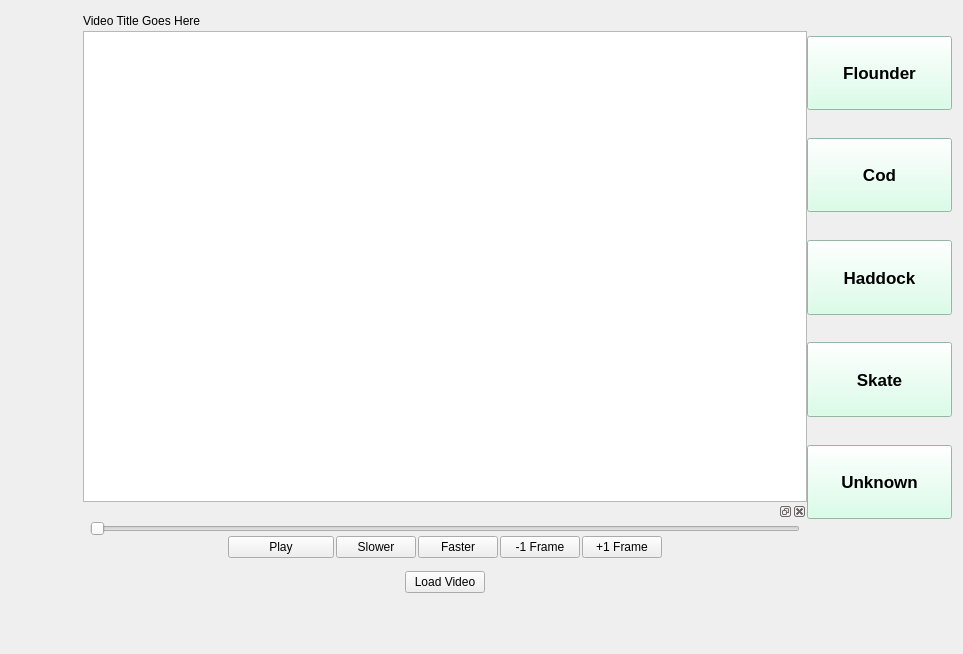
cvisionai/Tator-Native, file FishGUI/mainwindow.ui: the form before one commit.
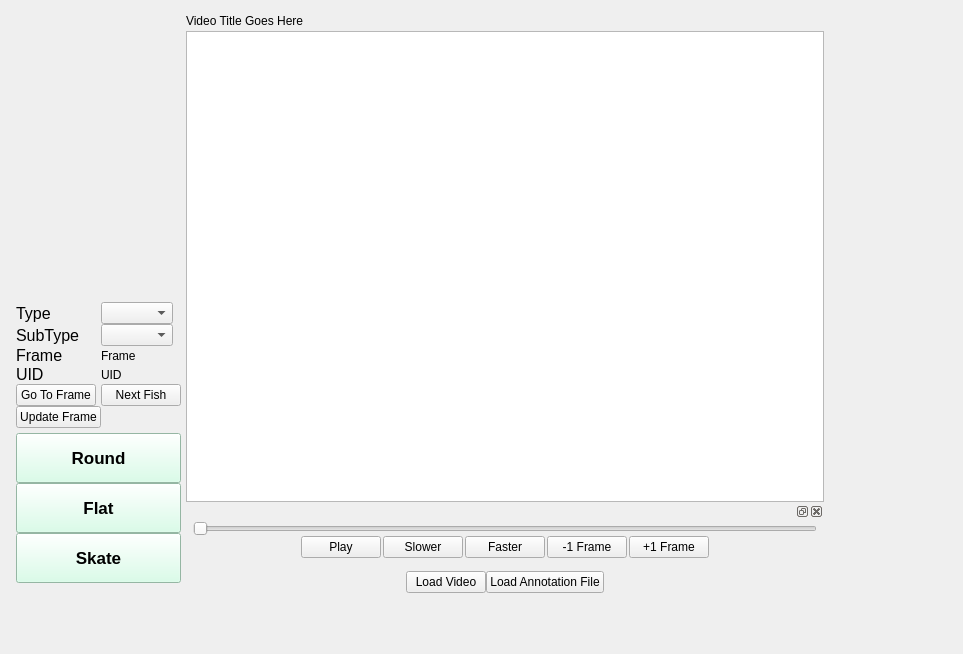
The form after the commit.

Commit message: Added the layout to see fish details, and redid top level buttons

```diff
--- a/FishGUI/mainwindow.ui
+++ b/FishGUI/mainwindow.ui
@@ -23,7 +23,7 @@
       <number>0</number>
      </property>
      <item>
-      <layout class="QVBoxLayout" name="verticalLayout_4">
+      <layout class="QVBoxLayout" name="verticalLayout_4" stretch="1,0,0,0,0">
        <item>
         <spacer name="verticalSpacer_7">
          <property name="orientation">
@@ -32,11 +32,268 @@
          <property name="sizeHint" stdset="0">
           <size>
            <width>20</width>
-           <height>40</height>
+           <height>50</height>
           </size>
          </property>
         </spacer>
        </item>
+       <item>
+        <layout class="QFormLayout" name="formLayout">
+         <property name="fieldGrowthPolicy">
+          <enum>QFormLayout::ExpandingFieldsGrow</enum>
+         </property>
+         <property name="labelAlignment">
+          <set>Qt::AlignLeading|Qt::AlignLeft|Qt::AlignVCenter</set>
+         </property>
+         <property name="margin">
+          <number>5</number>
+         </property>
+         <item row="0" column="1">
+          <widget class="QComboBox" name="typeMenu">
+           <property name="focusPolicy">
+            <enum>Qt::NoFocus</enum>
+           </property>
+          </widget>
+         </item>
+         <item row="1" column="0">
+          <widget class="QLabel" name="subTypeLabel">
+           <property name="font">
+            <font>
+             <pointsize>12</pointsize>
+            </font>
+           </property>
+           <property name="text">
+            <string>SubType</string>
+           </property>
+          </widget>
+         </item>
+         <item row="1" column="1">
+          <widget class="QComboBox" name="subTypeMenu">
+           <property name="focusPolicy">
+            <enum>Qt::NoFocus</enum>
+           </property>
+          </widget>
+         </item>
+         <item row="2" column="0">
+          <widget class="QLabel" name="label_2">
+           <property name="font">
+            <font>
+             <pointsize>12</pointsize>
+            </font>
+           </property>
+           <property name="text">
+            <string>Frame     </string>
+           </property>
+          </widget>
+         </item>
+         <item row="2" column="1">
+          <widget class="QLabel" name="label">
+           <property name="text">
+            <string>Frame</string>
+           </property>
+          </widget>
+         </item>
+         <item row="3" column="0">
+          <widget class="QLabel" name="label_3">
+           <property name="font">
+            <font>
+             <pointsize>12</pointsize>
+            </font>
+           </property>
+           <property name="text">
+            <string>UID        </string>
+           </property>
+          </widget>
+         </item>
+         <item row="3" column="1">
+          <widget class="QLabel" name="label_4">
+           <property name="text">
+            <string>UID</string>
+           </property>
+          </widget>
+         </item>
+         <item row="0" column="0">
+          <widget class="QLabel" name="typeLabel">
+           <property name="font">
+            <font>
+             <pointsize>12</pointsize>
+            </font>
+           </property>
+           <property name="layoutDirection">
+            <enum>Qt::LeftToRight</enum>
+           </property>
+           <property name="autoFillBackground">
+            <bool>false</bool>
+           </property>
+           <property name="text">
+            <string>Type       </string>
+           </property>
+          </widget>
+         </item>
+         <item row="4" column="0">
+          <widget class="QPushButton" name="goToFrame">
+           <property name="focusPolicy">
+            <enum>Qt::NoFocus</enum>
+           </property>
+           <property name="text">
+            <string>Go To Frame</string>
+           </property>
+          </widget>
+         </item>
+         <item row="4" column="1">
+          <widget class="QPushButton" name="nextFish">
+           <property name="focusPolicy">
+            <enum>Qt::NoFocus</enum>
+           </property>
+           <property name="text">
+            <string>Next Fish</string>
+           </property>
+          </widget>
+         </item>
+         <item row="5" column="0">
+          <widget class="QPushButton" name="updateFishFrame">
+           <property name="font">
+            <font>
+             <pointsize>9</pointsize>
+            </font>
+           </property>
+           <property name="focusPolicy">
+            <enum>Qt::NoFocus</enum>
+           </property>
+           <property name="text">
+            <string>Update Frame</string>
+           </property>
+          </widget>
+         </item>
+        </layout>
+       </item>
+       <item>
+        <layout class="QVBoxLayout" name="verticalLayout_3">
+         <property name="leftMargin">
+          <number>5</number>
+         </property>
+         <property name="topMargin">
+          <number>0</number>
+         </property>
+         <property name="rightMargin">
+          <number>5</number>
+         </property>
+         <item>
+          <widget class="QPushButton" name="addRound">
+           <property name="enabled">
+            <bool>true</bool>
+           </property>
+           <property name="sizePolicy">
+            <sizepolicy hsizetype="Minimum" vsizetype="Minimum">
+             <horstretch>0</horstretch>
+             <verstretch>0</verstretch>
+            </sizepolicy>
+           </property>
+           <property name="minimumSize">
+            <size>
+             <width>0</width>
+             <height>50</height>
+            </size>
+           </property>
+           <property name="baseSize">
+            <size>
+             <width>0</width>
+             <height>0</height>
+            </size>
+           </property>
+           <property name="font">
+            <font>
+             <pointsize>13</pointsize>
+             <weight>75</weight>
+             <bold>true</bold>
+            </font>
+           </property>
+           <property name="focusPolicy">
+            <enum>Qt::NoFocus</enum>
+           </property>
+           <property name="autoFillBackground">
+            <bool>false</bool>
+           </property>
+           <property name="styleSheet">
+            <string notr="true">background-color: rgb(208, 255, 228);</string>
+           </property>
+           <property name="text">
+            <string>Round</string>
+           </property>
+           <property name="iconSize">
+            <size>
+             <width>16</width>
+             <height>16</height>
+            </size>
+           </property>
+          </widget>
+         </item>
+         <item>
+          <widget class="QPushButton" name="addFlat">
+           <property name="sizePolicy">
+            <sizepolicy hsizetype="Minimum" vsizetype="Minimum">
+             <horstretch>0</horstretch>
+             <verstretch>0</verstretch>
+            </sizepolicy>
+           </property>
+           <property name="minimumSize">
+            <size>
+             <width>0</width>
+             <height>50</height>
+            </size>
+           </property>
+           <property name="font">
+            <font>
+             <pointsize>13</pointsize>
+             <weight>75</weight>
+             <bold>true</bold>
+            </font>
+           </property>
+           <property name="focusPolicy">
+            <enum>Qt::NoFocus</enum>
+           </property>
+           <property name="styleSheet">
+            <string notr="true">background-color: rgb(208, 255, 228);</string>
+           </property>
+           <property name="text">
+            <string>Flat</string>
+           </property>
+          </widget>
+         </item>
+         <item>
+          <widget class="QPushButton" name="addSkate">
+           <property name="sizePolicy">
+            <sizepolicy hsizetype="Minimum" vsizetype="Minimum">
+             <horstretch>0</horstretch>
+             <verstretch>0</verstretch>
+            </sizepolicy>
+           </property>
+           <property name="minimumSize">
+            <size>
+             <width>0</width>
+             <height>50</height>
+            </size>
+           </property>
+           <property name="font">
+            <font>
+             <pointsize>13</pointsize>
+             <weight>75</weight>
+             <bold>true</bold>
+            </font>
+           </property>
+           <property name="focusPolicy">
+            <enum>Qt::NoFocus</enum>
+           </property>
+           <property name="styleSheet">
+            <string notr="true">background-color: rgb(208, 255, 228);</string>
+           </property>
+           <property name="text">
+            <string>Skate</string>
+           </property>
+          </widget>
+         </item>
+        </layout>
+       </item>
        <item>
         <spacer name="horizontalSpacer_5">
          <property name="orientation">
@@ -332,6 +589,13 @@
                  </property>
                 </widget>
                </item>
+               <item>
+                <widget class="QPushButton" name="pushButton_3">
+                 <property name="text">
+                  <string>Load Annotation File</string>
+                 </property>
+                </widget>
+               </item>
                <item>
                 <spacer name="horizontalSpacer_6">
                  <property name="orientation">
@@ -369,7 +633,7 @@
       </layout>
      </item>
      <item>
-      <layout class="QVBoxLayout" name="countingControlsLayout" stretch="1,3,1,3,1,3,1,3,1,3,5">
+      <layout class="QVBoxLayout" name="countingControlsLayout" stretch="1,1,1,1,1,5">
        <property name="spacing">
         <number>3</number>
        </property>
@@ -386,56 +650,6 @@
          </property>
         </spacer>
        </item>
-       <item>
-        <widget class="QPushButton" name="addFlounder">
-         <property name="enabled">
-          <bool>true</bool>
-         </property>
-         <property name="sizePolicy">
-          <sizepolicy hsizetype="Minimum" vsizetype="Minimum">
-           <horstretch>0</horstretch>
-           <verstretch>0</verstretch>
-          </sizepolicy>
-         </property>
-         <property name="minimumSize">
-          <size>
-           <width>0</width>
-           <height>50</height>
-          </size>
-         </property>
-         <property name="baseSize">
-          <size>
-           <width>0</width>
-           <height>0</height>
-          </size>
-         </property>
-         <property name="font">
-          <font>
-           <pointsize>13</pointsize>
-           <weight>75</weight>
-           <bold>true</bold>
-          </font>
-         </property>
-         <property name="focusPolicy">
-          <enum>Qt::NoFocus</enum>
-         </property>
-         <property name="autoFillBackground">
-          <bool>false</bool>
-         </property>
-         <property name="styleSheet">
-          <string notr="true">background-color: rgb(208, 255, 228);</string>
-         </property>
-         <property name="text">
-          <string>Flounder</string>
-         </property>
-         <property name="iconSize">
-          <size>
-           <width>16</width>
-           <height>16</height>
-          </size>
-         </property>
-        </widget>
-       </item>
        <item>
         <spacer name="verticalSpacer_3">
          <property name="orientation">
@@ -452,38 +666,6 @@
          </property>
         </spacer>
        </item>
-       <item>
-        <widget class="QPushButton" name="addCod">
-         <property name="sizePolicy">
-          <sizepolicy hsizetype="Minimum" vsizetype="Minimum">
-           <horstretch>0</horstretch>
-           <verstretch>0</verstretch>
-          </sizepolicy>
-         </property>
-         <property name="minimumSize">
-          <size>
-           <width>0</width>
-           <height>50</height>
-          </size>
-         </property>
-         <property name="font">
-          <font>
-           <pointsize>13</pointsize>
-           <weight>75</weight>
-           <bold>true</bold>
-          </font>
-         </property>
-         <property name="focusPolicy">
-          <enum>Qt::NoFocus</enum>
-         </property>
-         <property name="styleSheet">
-          <string notr="true">background-color: rgb(208, 255, 228);</string>
-         </property>
-         <property name="text">
-          <string>Cod</string>
-         </property>
-        </widget>
-       </item>
        <item>
         <spacer name="verticalSpacer_4">
          <property name="orientation">
@@ -500,38 +682,6 @@
          </property>
         </spacer>
        </item>
-       <item>
-        <widget class="QPushButton" name="addHaddock">
-         <property name="sizePolicy">
-          <sizepolicy hsizetype="Minimum" vsizetype="Minimum">
-           <horstretch>0</horstretch>
-           <verstretch>0</verstretch>
-          </sizepolicy>
-         </property>
-         <property name="minimumSize">
-          <size>
-           <width>0</width>
-           <height>50</height>
-          </size>
-         </property>
-         <property name="font">
-          <font>
-           <pointsize>13</pointsize>
-           <weight>75</weight>
-           <bold>true</bold>
-          </font>
-         </property>
-         <property name="focusPolicy">
-          <enum>Qt::NoFocus</enum>
-         </property>
-         <property name="styleSheet">
-          <string notr="true">background-color: rgb(208, 255, 228);</string>
-         </property>
-         <property name="text">
-          <string>Haddock</string>
-         </property>
-        </widget>
-       </item>
        <item>
         <spacer name="verticalSpacer_5">
          <property name="orientation">
@@ -548,38 +698,6 @@
          </property>
         </spacer>
        </item>
-       <item>
-        <widget class="QPushButton" name="addSkate">
-         <property name="sizePolicy">
-          <sizepolicy hsizetype="Minimum" vsizetype="Minimum">
-           <horstretch>0</horstretch>
-           <verstretch>0</verstretch>
-          </sizepolicy>
-         </property>
-         <property name="minimumSize">
-          <size>
-           <width>0</width>
-           <height>50</height>
-          </size>
-         </property>
-         <property name="font">
-          <font>
-           <pointsize>13</pointsize>
-           <weight>75</weight>
-           <bold>true</bold>
-          </font>
-         </property>
-         <property name="focusPolicy">
-          <enum>Qt::NoFocus</enum>
-         </property>
-         <property name="styleSheet">
-          <string notr="true">background-color: rgb(208, 255, 228);</string>
-         </property>
-         <property name="text">
-          <string>Skate</string>
-         </property>
-        </widget>
-       </item>
        <item>
         <spacer name="verticalSpacer_6">
          <property name="orientation">
@@ -596,39 +714,6 @@
          </property>
         </spacer>
        </item>
-       <item>
-        <widget class="QPushButton" name="addUnknown">
-         <property name="sizePolicy">
-          <sizepolicy hsizetype="Expanding" vsizetype="Minimum">
-           <horstretch>0</horstretch>
-           <verstretch>0</verstretch>
-          </sizepolicy>
-         </property>
-         <property name="minimumSize">
-          <size>
-           <width>0</width>
-           <height>50</height>
-          </size>
-         </property>
-         <property name="font">
-          <font>
-           <family>MS Shell Dlg 2</family>
-           <pointsize>13</pointsize>
-           <weight>75</weight>
-           <bold>true</bold>
-          </font>
-         </property>
-         <property name="focusPolicy">
-          <enum>Qt::NoFocus</enum>
-         </property>
-         <property name="styleSheet">
-          <string notr="true">background-color: rgb(208, 255, 228);</string>
-         </property>
-         <property name="text">
-          <string>Unknown</string>
-         </property>
-        </widget>
-       </item>
        <item>
         <spacer name="verticalSpacer_2">
          <property name="orientation">
```
The commit also changes 4 other files.
